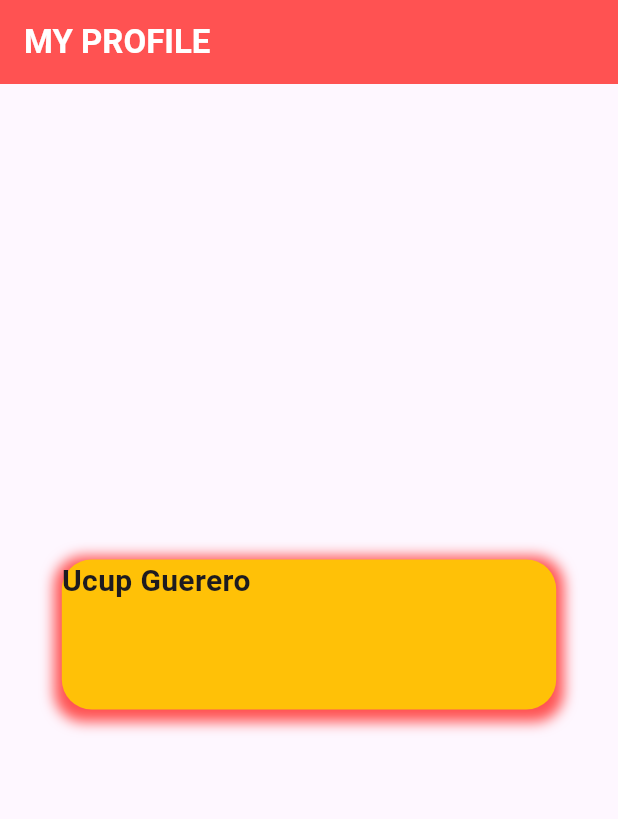
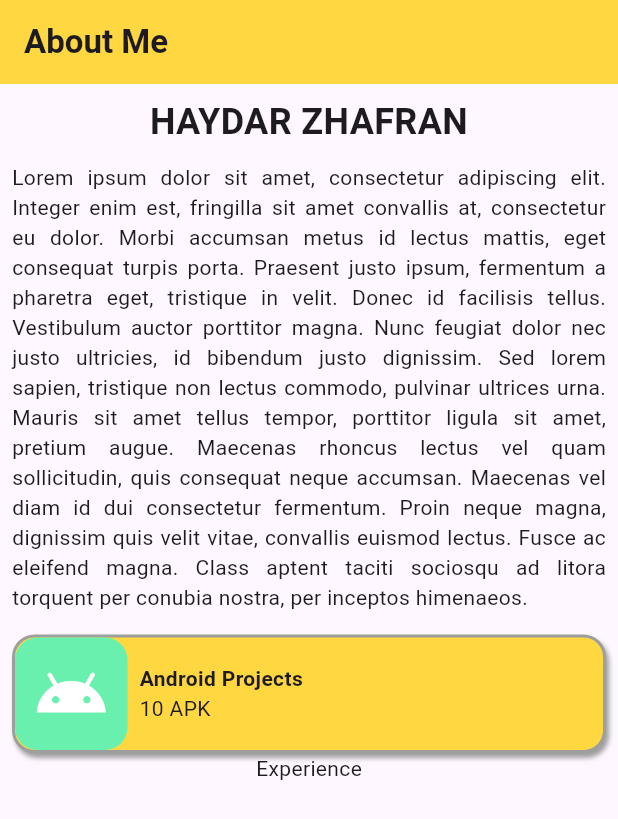
Before and after one commit to Zhafrnn/flutter_profile_card, a Flutter app: the screen it shows after launch, on a phone screen of 412 x 824 dp. Shown: the top 819 px of the screen. Run offline on Flutter 3.47's test engine with Material 3 defaults, Android fonts, the phone set to English and light mode, and no system bars.

Commit message:
Belajar Box Shadow

```diff
--- /dev/null
+++ b/lib/aboutme.dart
@@ -0,0 +1,95 @@
+import 'package:flutter/material.dart';
+
+class AboutMe extends StatelessWidget {
+  const AboutMe({super.key});
+
+  @override
+  Widget build(BuildContext context) {
+    return Scaffold(
+      appBar: AppBar(
+        title: Text(
+          'About Me',style: TextStyle(fontWeight: FontWeight.bold,
+            ),
+          ),
+        backgroundColor: Colors.amberAccent,
+      ),
+      body: Padding(
+        padding: const EdgeInsets.all(8.0),
+        child: Column(
+          children: <Widget> [
+            Text(
+              'Haydar Zhafran'.toUpperCase(),
+              style: TextStyle(
+                fontSize: 24,
+                fontWeight: FontWeight.bold,
+              ),
+              textAlign: TextAlign.center,
+            ),
+            SizedBox(
+              height: 10,
+            ),
+            Text('Lorem ipsum dolor sit amet, consectetur adipiscing elit. Integer enim est, fringilla sit amet convallis at, consectetur eu dolor. Morbi accumsan metus id lectus mattis, eget consequat turpis porta. Praesent justo ipsum, fermentum a pharetra eget, tristique in velit. Donec id facilisis tellus. Vestibulum auctor porttitor magna. Nunc feugiat dolor nec justo ultricies, id bibendum justo dignissim. Sed lorem sapien, tristique non lectus commodo, pulvinar ultrices urna. Mauris sit amet tellus tempor, porttitor ligula sit amet, pretium augue. Maecenas rhoncus lectus vel quam sollicitudin, quis consequat neque accumsan. Maecenas vel diam id dui consectetur fermentum. Proin neque magna, dignissim quis velit vitae, convallis euismod lectus. Fusce ac eleifend magna. Class aptent taciti sociosqu ad litora torquent per conubia nostra, per inceptos himenaeos.',
+            style: TextStyle(),
+            textAlign: TextAlign.justify,
+            ),
+            SizedBox(
+              height: 15,
+            ),
+            Container(
+              decoration: BoxDecoration(
+                color: Colors.amberAccent,
+                borderRadius: BorderRadius.circular(15),
+                  border: Border.all(
+                    color: Colors.grey,
+                    width: 2,
+                  ),
+                boxShadow:[
+                  BoxShadow(
+                    blurRadius: 2,
+                    offset: Offset(2, 3),
+                    color: Colors.grey,
+                  )
+                ],
+              ),
+              child: Row(
+                children: <Widget>[
+                  Container(
+                    width: 75,
+                    height: 75,
+                    decoration: BoxDecoration(
+                      color: Colors.greenAccent,
+                      borderRadius: BorderRadius.circular(
+                        15,
+                      ),
+                    ),
+                    child: Icon(
+                      Icons.android,
+                      color: Colors.white,
+                      size: 50,
+                    ),
+                  ),
+                  Padding(
+                    padding: const EdgeInsets.all(8.0),
+                  child: Column(
+                    crossAxisAlignment: CrossAxisAlignment.start,
+                    children: [
+                      Text(
+                        'Android Project\s',
+                        style: TextStyle(
+                        fontWeight: FontWeight.bold,),
+                        ),
+                        Text('10 APK')
+                      ],
+                    ),
+                  ),
+                ],
+              ),
+            ),
+            Text('Experience'),
+
+          ],
+        ),
+      ),
+    );
+  }
+}
--- a/lib/main.dart
+++ b/lib/main.dart
@@ -1,5 +1,5 @@
 import 'package:flutter/material.dart';
-import 'package:flutter_application_1/profile.dart';
+import 'package:flutter_application_1/aboutme.dart';
 
 void main() {
   runApp(MainPage());
@@ -11,7 +11,7 @@ class MainPage extends StatelessWidget {
   @override
   Widget build(BuildContext context) {
     return MaterialApp(
-      home: Profilecard(),
+      home: AboutMe(),
       debugShowCheckedModeBanner: false,
     );
   }
```
Also changed, not shown: flutter_01.png (added), pubspec.lock.
